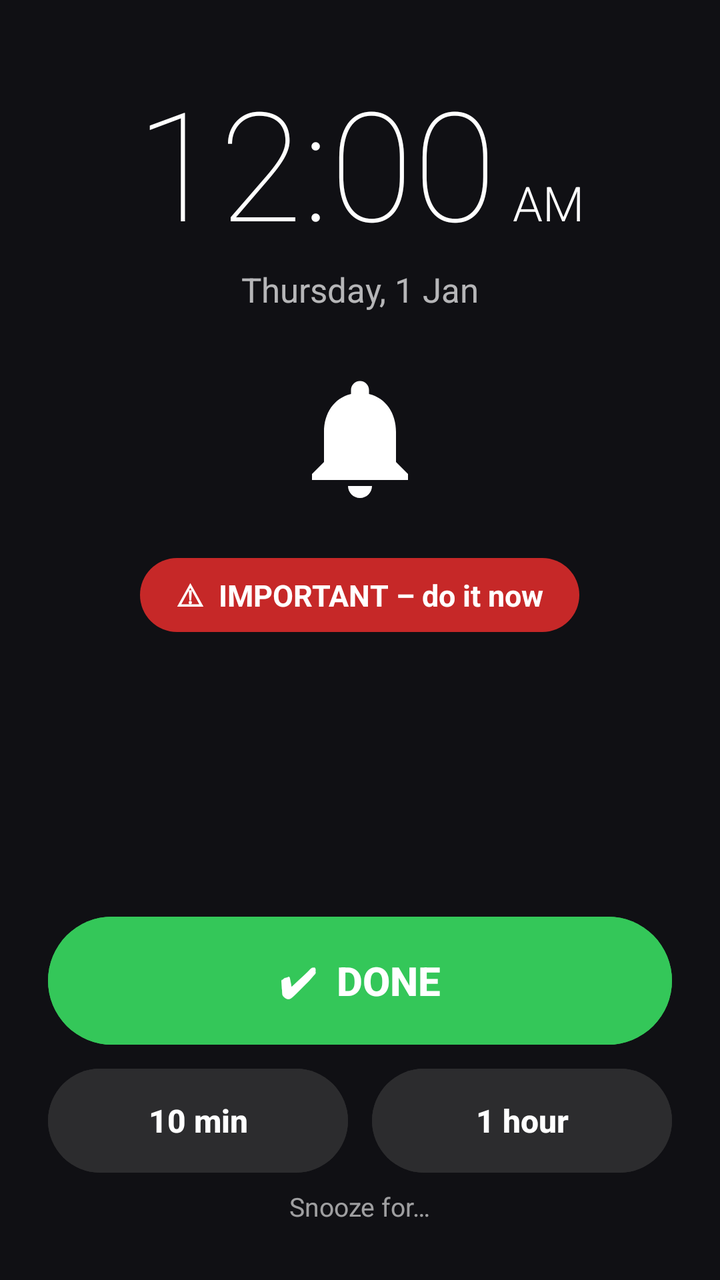
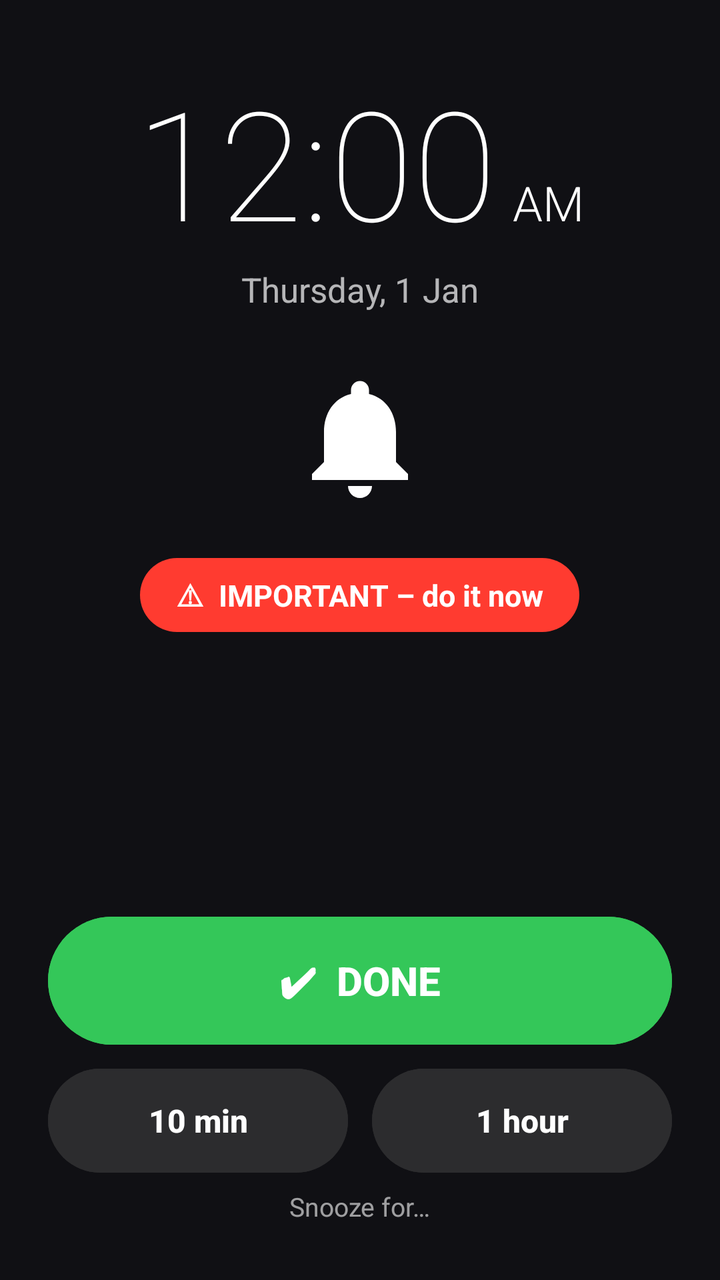

An Android layout rendered at two revisions. The XML below is the earlier revision; the diff shows what the commit changed to produce the second picture.
<!-- AndroidManifest.xml: activity theme Theme.OfficeToDo.Alarm -->
<!-- res/layout/activity_alarm.xml -->
<?xml version="1.0" encoding="utf-8"?>
<LinearLayout xmlns:android="http://schemas.android.com/apk/res/android"
    xmlns:app="http://schemas.android.com/apk/res-auto"
    android:layout_width="match_parent"
    android:layout_height="match_parent"
    android:background="@color/alarm_bg"
    android:gravity="center_horizontal"
    android:orientation="vertical"
    android:paddingHorizontal="24dp"
    android:paddingTop="40dp"
    android:paddingBottom="28dp">

    
    <LinearLayout
        android:layout_width="wrap_content"
        android:layout_height="wrap_content"
        android:baselineAligned="true"
        android:orientation="horizontal">

        <TextClock
            android:id="@+id/clock"
            android:layout_width="wrap_content"
            android:layout_height="wrap_content"
            android:fontFamily="sans-serif-thin"
            android:format12Hour="h:mm"
            android:format24Hour="HH:mm"
            android:includeFontPadding="false"
            android:maxLines="1"
            android:textColor="@color/white"
            android:textSize="76sp" />

        <TextClock
            android:id="@+id/ampm"
            android:layout_width="wrap_content"
            android:layout_height="wrap_content"
            android:layout_marginStart="8dp"
            android:fontFamily="sans-serif-light"
            android:format12Hour="a"
            android:format24Hour="a"
            android:maxLines="1"
            android:textAllCaps="true"
            android:textColor="@color/white"
            android:textSize="24sp" />
    </LinearLayout>

    <TextClock
        android:layout_width="wrap_content"
        android:layout_height="wrap_content"
        android:layout_marginTop="4dp"
        android:alpha="0.7"
        android:format12Hour="EEEE, d MMM"
        android:format24Hour="EEEE, d MMM"
        android:textColor="@color/white"
        android:textSize="17sp" />

    <View
        android:layout_width="match_parent"
        android:layout_height="0dp"
        android:layout_weight="1" />

    <ImageView
        android:id="@+id/bell"
        android:layout_width="72dp"
        android:layout_height="72dp"
        android:importantForAccessibility="no"
        android:src="@drawable/ic_bell_big" />

    <TextView
        android:id="@+id/important"
        android:layout_width="wrap_content"
        android:layout_height="wrap_content"
        android:layout_marginTop="24dp"
        android:background="@drawable/bg_pill_danger"
        android:maxLines="1"
        android:paddingHorizontal="18dp"
        android:paddingVertical="8dp"
        android:text="⚠  IMPORTANT – do it now"
        android:textColor="@color/white"
        android:textSize="15sp"
        android:textStyle="bold" />

    <TextView
        android:id="@+id/title"
        android:layout_width="match_parent"
        android:layout_height="wrap_content"
        android:layout_marginTop="20dp"
        android:ellipsize="end"
        android:gravity="center"
        android:maxLines="3"
        android:textColor="@color/white"
        android:textSize="28sp"
        android:textStyle="bold" />

    <TextView
        android:id="@+id/due"
        android:layout_width="match_parent"
        android:layout_height="wrap_content"
        android:layout_marginTop="6dp"
        android:alpha="0.7"
        android:gravity="center"
        android:textColor="@color/white"
        android:textSize="16sp" />

    <TextView
        android:id="@+id/notes"
        android:layout_width="match_parent"
        android:layout_height="wrap_content"
        android:layout_marginTop="10dp"
        android:alpha="0.7"
        android:ellipsize="end"
        android:gravity="center"
        android:maxLines="3"
        android:textColor="@color/white"
        android:textSize="15sp" />

    <View
        android:layout_width="match_parent"
        android:layout_height="0dp"
        android:layout_weight="1" />

    <com.google.android.material.button.MaterialButton
        android:id="@+id/done"
        android:layout_width="match_parent"
        android:layout_height="64dp"
        android:backgroundTint="@color/ios_green"
        android:text="✔  DONE"
        android:textColor="@color/white"
        android:textSize="20sp"
        app:cornerRadius="32dp" />

    <LinearLayout
        android:layout_width="match_parent"
        android:layout_height="wrap_content"
        android:layout_marginTop="12dp"
        android:orientation="horizontal">

        <com.google.android.material.button.MaterialButton
            android:id="@+id/snooze10"
            android:layout_width="0dp"
            android:layout_height="52dp"
            android:layout_marginEnd="6dp"
            android:layout_weight="1"
            android:backgroundTint="#2C2C2E"
            android:maxLines="1"
            android:text="10 min"
            android:textColor="@color/white"
            android:textSize="16sp"
            app:cornerRadius="26dp" />

        <com.google.android.material.button.MaterialButton
            android:id="@+id/snooze60"
            android:layout_width="0dp"
            android:layout_height="52dp"
            android:layout_marginStart="6dp"
            android:layout_weight="1"
            android:backgroundTint="#2C2C2E"
            android:maxLines="1"
            android:text="1 hour"
            android:textColor="@color/white"
            android:textSize="16sp"
            app:cornerRadius="26dp" />
    </LinearLayout>

    <TextView
        android:layout_width="wrap_content"
        android:layout_height="wrap_content"
        android:layout_marginTop="8dp"
        android:alpha="0.6"
        android:text="Snooze for…"
        android:textColor="@color/white"
        android:textSize="13sp" />
</LinearLayout>
<!-- resources referenced by this layout -->
<resources>
  <color name="alarm_bg">#101014</color>
  <color name="ios_green">#34C759</color>
  <color name="white">#FFFFFF</color>
  <!-- drawable bg_pill_danger (drawable) -->
  <shape xmlns:android="http://schemas.android.com/apk/res/android" android:shape="rectangle">
      <solid android:color="#C62828" />
      <corners android:radius="100dp" />
  </shape>
  <style name="Theme.OfficeToDo.Alarm" parent="Theme.OfficeToDo">
          <item name="android:windowBackground">@color/alarm_bg</item>
          <item name="android:statusBarColor">@color/alarm_bg</item>
          <item name="android:navigationBarColor">@color/alarm_bg</item>
          <item name="android:windowLightStatusBar">false</item>
          <item name="android:windowLightNavigationBar" tools:targetApi="27">false</item>
      </style>
  <color name="brand">#007AFF</color>
  <color name="ios_bg">#F2F2F7</color>
  <color name="ios_label">#000000</color>
  <color name="ios_secondary">#8E8E93</color>
  <style name="IosToolbar" parent="Widget.Material3.Toolbar">
          <item name="android:background">@color/ios_bg</item>
          <item name="titleCentered">true</item>
          <item name="titleTextAppearance">@style/IosNavTitle</item>
          <item name="navigationIconTint">?attr/colorPrimary</item>
      </style>
  <!-- drawable ic_chevron_left (drawable) -->
  <vector xmlns:android="http://schemas.android.com/apk/res/android"
      android:width="24dp" android:height="24dp" android:viewportWidth="24" android:viewportHeight="24">
      <path android:strokeColor="#FFFFFFFF" android:strokeWidth="2.4" android:fillColor="#00000000"
          android:strokeLineCap="round" android:strokeLineJoin="round" android:pathData="M15,4.5L7.5,12L15,19.5"/>
  </vector>
  <style name="IosOverflow" parent="Widget.AppCompat.ActionButton.Overflow">
          <item name="android:src">@drawable/ic_more</item>
      </style>
  <style name="IosButton" parent="Widget.Material3.Button">
          <item name="cornerRadius">12dp</item>
          <item name="android:textAllCaps">false</item>
          <item name="android:letterSpacing">0</item>
          <item name="android:textSize">17sp</item>
          <item name="android:textStyle">bold</item>
          <item name="android:insetTop">0dp</item>
          <item name="android:insetBottom">0dp</item>
      </style>
  <style name="IosDialog" parent="ThemeOverlay.Material3.MaterialAlertDialog">
          <item name="shapeAppearanceOverlay">@style/IosDialogShape</item>
          <item name="colorSurfaceContainerHigh">@color/ios_cell</item>
      </style>
  <style name="IosChip" parent="Widget.Material3.Chip.Assist">
          <item name="chipBackgroundColor">@color/ios_cell</item>
          <item name="chipStrokeWidth">0dp</item>
          <item name="chipCornerRadius">16dp</item>
          <item name="android:textColor">?attr/colorPrimary</item>
      </style>
  <style name="IosBottomSheetDialog" parent="ThemeOverlay.Material3.BottomSheetDialog">
          <item name="bottomSheetStyle">@style/IosBottomSheet</item>
      </style>
  <style name="IosNavTitle" parent="TextAppearance.Material3.TitleMedium">
          <item name="android:textSize">17sp</item>
          <item name="android:textStyle">bold</item>
          <item name="android:textColor">@color/ios_label</item>
      </style>
  <style name="IosDialogShape" parent="">
          <item name="cornerFamily">rounded</item>
          <item name="cornerSize">16dp</item>
      </style>
  <color name="ios_cell">#FFFFFF</color>
  <style name="IosBottomSheet" parent="Widget.Material3.BottomSheet.Modal">
          <item name="backgroundTint">@color/ios_cell</item>
      </style>
  <!-- unchanged entries left out for length: 3 -->
</resources>

<!-- the commit's change to res/layout/activity_alarm.xml (unified diff, before → after) -->
@@ -140,7 +140,7 @@
             android:layout_height="52dp"
             android:layout_marginEnd="6dp"
             android:layout_weight="1"
-            android:backgroundTint="#2C2C2E"
+            android:backgroundTint="@color/alarm_button"
             android:maxLines="1"
             android:text="10 min"
             android:textColor="@color/white"
@@ -153,7 +153,7 @@
             android:layout_height="52dp"
             android:layout_marginStart="6dp"
             android:layout_weight="1"
-            android:backgroundTint="#2C2C2E"
+            android:backgroundTint="@color/alarm_button"
             android:maxLines="1"
             android:text="1 hour"
             android:textColor="@color/white"
<!-- resource entries referenced after the edit -->
@@ -1,11 +1,12 @@
 <!-- resources referenced by this layout -->
 <resources>
   <color name="alarm_bg">#101014</color>
+  <color name="alarm_button">#2C2C2E</color>
   <color name="ios_green">#34C759</color>
   <color name="white">#FFFFFF</color>
   <!-- drawable bg_pill_danger (drawable) -->
   <shape xmlns:android="http://schemas.android.com/apk/res/android" android:shape="rectangle">
-      <solid android:color="#C62828" />
+      <solid android:color="@color/ios_red" />
       <corners android:radius="100dp" />
   </shape>
   <style name="Theme.OfficeToDo.Alarm" parent="Theme.OfficeToDo">
@@ -15,6 +16,7 @@
           <item name="android:windowLightStatusBar">false</item>
           <item name="android:windowLightNavigationBar" tools:targetApi="27">false</item>
       </style>
+  <color name="ios_red">#FF3B30</color>
   <color name="brand">#007AFF</color>
   <color name="ios_bg">#F2F2F7</color>
   <color name="ios_label">#000000</color>
